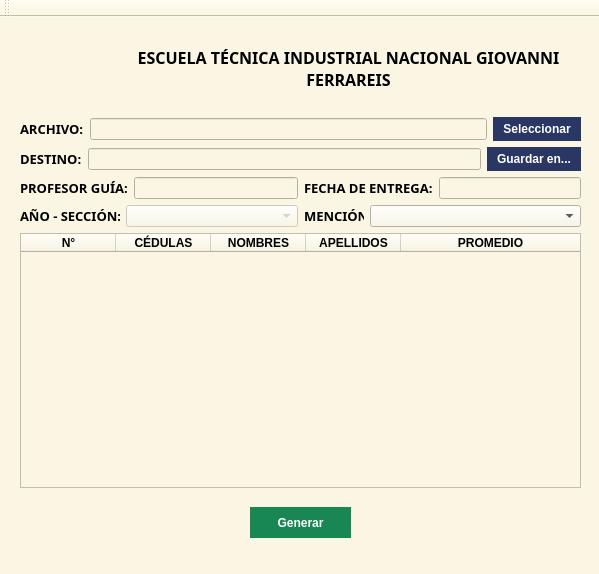
OriC28/NotasExpress, file GUI/GUI.ui: the form before one commit.
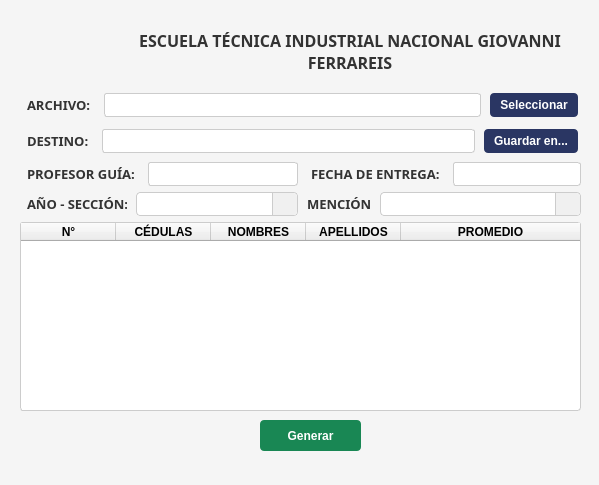
The form after the commit. Icons and pictures are not drawn.

What changed in the file:
```diff
--- a/GUI/GUI.ui
+++ b/GUI/GUI.ui
@@ -7,19 +7,19 @@
     <x>0</x>
     <y>0</y>
     <width>599</width>
-    <height>574</height>
+    <height>485</height>
    </rect>
   </property>
   <property name="minimumSize">
    <size>
     <width>599</width>
-    <height>574</height>
+    <height>485</height>
    </size>
   </property>
   <property name="maximumSize">
    <size>
     <width>599</width>
-    <height>574</height>
+    <height>485</height>
    </size>
   </property>
   <property name="mouseTracking">
@@ -36,14 +36,17 @@
     <normaloff>:/logo/icons/iconProgram.ico</normaloff>:/logo/icons/iconProgram.ico</iconset>
   </property>
   <property name="styleSheet">
-   <string notr="true">background-color:#FAF6E3;</string>
+   <string notr="true">QMainWindow {
+    background-color: #f5f5f5;
+    font-family: 'Segoe UI', sans-serif;
+}</string>
   </property>
   <widget class="QWidget" name="centralwidget">
    <widget class="QPushButton" name="GenerateButton">
     <property name="geometry">
      <rect>
-      <x>250</x>
-      <y>490</y>
+      <x>260</x>
+      <y>420</y>
       <width>101</width>
       <height>31</height>
      </rect>
@@ -58,7 +61,9 @@
      <string notr="true">background-color: #198754;
 font-weight: bold;
 color: white;
-border: none;</string>
+border: none;
+border-radius: 4px;
+</string>
     </property>
     <property name="text">
      <string>Generar</string>
@@ -85,6 +90,10 @@
       <family>Reddit Sans Chocolate</family>
      </font>
     </property>
+    <property name="styleSheet">
+     <string notr="true">color: #333333;
+padding: 3px;</string>
+    </property>
     <property name="text">
      <string>&lt;!DOCTYPE HTML PUBLIC &quot;-//W3C//DTD HTML 4.0//EN&quot; &quot;http://www.w3.org/TR/REC-html40/strict.dtd&quot;&gt;
 &lt;html&gt;&lt;head&gt;&lt;meta name=&quot;qrichtext&quot; content=&quot;1&quot; /&gt;&lt;style type=&quot;text/css&quot;&gt;
@@ -134,9 +143,9 @@
     <property name="geometry">
      <rect>
       <x>20</x>
-      <y>100</y>
+      <y>90</y>
       <width>561</width>
-      <height>371</height>
+      <height>321</height>
      </rect>
     </property>
     <layout class="QVBoxLayout" name="verticalLayout_3">
@@ -156,6 +165,10 @@
                <bold>true</bold>
               </font>
              </property>
+             <property name="styleSheet">
+              <string notr="true">color: #333333;
+padding: 3px;</string>
+             </property>
              <property name="text">
               <string>ARCHIVO:</string>
              </property>
@@ -170,7 +183,16 @@
               <cursorShape>ArrowCursor</cursorShape>
              </property>
              <property name="styleSheet">
-              <string notr="true"/>
+              <string notr="true">QLineEdit{
+padding: 3px;
+border: 1px solid #cccccc;
+border-radius: 3px;
+color: #333333;
+}
+
+QLineEdit:focus {
+    border-color: #2A3663;
+}</string>
              </property>
             </widget>
            </item>
@@ -184,10 +206,13 @@
              </property>
              <property name="styleSheet">
               <string notr="true">background-color: #2A3663;
+text-decoration: none;
 color: white;
 border: none;
 font-weight: bold;
-padding: 5px 10px;</string>
+padding: 5px 10px;
+border-radius: 4px;
+margin: 3px;</string>
              </property>
              <property name="text">
               <string>Seleccionar</string>
@@ -216,6 +241,10 @@
                <bold>true</bold>
               </font>
              </property>
+             <property name="styleSheet">
+              <string notr="true">color: #333333;
+padding: 3px;</string>
+             </property>
              <property name="text">
               <string>DESTINO:</string>
              </property>
@@ -230,7 +259,16 @@
               <cursorShape>ArrowCursor</cursorShape>
              </property>
              <property name="styleSheet">
-              <string notr="true"/>
+              <string notr="true">QLineEdit{
+padding: 3px;
+border: 1px solid #cccccc;
+border-radius: 3px;
+color: #333333;
+}
+
+QLineEdit:focus {
+    border-color: #2A3663;
+}</string>
              </property>
             </widget>
            </item>
@@ -251,11 +289,14 @@
             <bool>false</bool>
            </property>
            <property name="styleSheet">
-            <string notr="true">background-color:  #2A3663;
+            <string notr="true">background-color: #2A3663;
+text-decoration: none;
 color: white;
 border: none;
 font-weight: bold;
-padding: 5px 10px;</string>
+padding: 5px 10px;
+border-radius: 4px;
+margin: 3px;</string>
            </property>
            <property name="text">
             <string>Guardar en...</string>
@@ -298,13 +339,30 @@
                <bold>true</bold>
               </font>
              </property>
+             <property name="styleSheet">
+              <string notr="true">color: #333333;
+padding: 3px;</string>
+             </property>
              <property name="text">
               <string>PROFESOR GUÍA:</string>
              </property>
             </widget>
            </item>
            <item>
-            <widget class="QLineEdit" name="GuideTeacherEntry"/>
+            <widget class="QLineEdit" name="GuideTeacherEntry">
+             <property name="styleSheet">
+              <string notr="true">QLineEdit{
+padding: 3px;
+border: 1px solid #cccccc;
+border-radius: 3px;
+color: #333333;
+}
+
+QLineEdit:focus {
+    border-color: #2A3663;
+}</string>
+             </property>
+            </widget>
            </item>
           </layout>
          </item>
@@ -329,13 +387,30 @@
                <bold>true</bold>
               </font>
              </property>
+             <property name="styleSheet">
+              <string notr="true">color: #333333;
+padding: 3px;</string>
+             </property>
              <property name="text">
               <string>FECHA DE ENTREGA:</string>
              </property>
             </widget>
            </item>
            <item>
-            <widget class="QLineEdit" name="DateEntry"/>
+            <widget class="QLineEdit" name="DateEntry">
+             <property name="styleSheet">
+              <string notr="true">QLineEdit{
+padding: 3px;
+border: 1px solid #cccccc;
+border-radius: 3px;
+color: #333333;
+}
+
+QLineEdit:focus {
+    border-color: #2A3663;
+}</string>
+             </property>
+            </widget>
            </item>
           </layout>
          </item>
@@ -347,9 +422,15 @@
           <layout class="QHBoxLayout" name="horizontalLayout_3">
            <item>
             <widget class="QLabel" name="label_3">
+             <property name="minimumSize">
+              <size>
+               <width>110</width>
+               <height>0</height>
+              </size>
+             </property>
              <property name="maximumSize">
               <size>
-               <width>100</width>
+               <width>110</width>
                <height>16777215</height>
               </size>
              </property>
@@ -361,6 +442,10 @@
                <bold>true</bold>
               </font>
              </property>
+             <property name="styleSheet">
+              <string notr="true">color: #333333;
+padding: 3px;</string>
+             </property>
              <property name="text">
               <string>AÑO - SECCIÓN:</string>
              </property>
@@ -371,6 +456,67 @@
              <property name="enabled">
               <bool>false</bool>
              </property>
+             <property name="styleSheet">
+              <string notr="true">/* Estilos para los combobox */
+QComboBox {
+    padding: 3px;
+    border: 1px solid #cccccc;
+    border-radius: 4px;
+    color: #333333;
+    selection-background-color: #2A3663; 
+    selection-color: white;
+}
+
+QComboBox:hover {
+    border-color: #2A3663; 
+}
+
+QComboBox::drop-down {
+    subcontrol-origin: padding;
+    subcontrol-position: top right;
+    width: 24px;
+    border-left-width: 1px;
+    border-left-color: #cccccc;
+    border-left-style: solid;
+    border-top-right-radius: 4px;
+    border-bottom-right-radius: 4px;
+    background-color: #f0f0f0;
+}
+
+QComboBox::down-arrow {
+    width: 12px;
+    height: 12px;
+}
+
+QComboBox::down-arrow:on { /* Cuando el combobox está abierto */
+    top: 1px;
+    left: 1px;
+}
+
+QComboBox QAbstractItemView {
+    border: 1px solid #cccccc;
+    border-radius: 4px;
+    background-color: white;
+    selection-background-color: #2A3663; 
+    selection-color: white;
+    padding: 4px;
+    outline: 0; /* Elimina el borde de enfoque predeterminado */
+}
+
+QComboBox QAbstractItemView::item {
+    padding: 6px;
+    border-radius: 2px;
+}
+
+QComboBox QAbstractItemView::item:hover {
+    background-color: #e0e0e0; /* Gris claro al pasar el mouse */
+}
+
+QComboBox QAbstractItemView::item:selected {
+    background-color: #2A3663; 
+    color: white;
+}</string>
+             </property>
             </widget>
            </item>
           </layout>
@@ -379,9 +525,15 @@
           <layout class="QHBoxLayout" name="horizontalLayout_6">
            <item>
             <widget class="QLabel" name="label_2">
+             <property name="minimumSize">
+              <size>
+               <width>70</width>
+               <height>0</height>
+              </size>
+             </property>
              <property name="maximumSize">
               <size>
-               <width>60</width>
+               <width>70</width>
                <height>16777215</height>
               </size>
              </property>
@@ -399,6 +551,10 @@
                <bold>true</bold>
               </font>
              </property>
+             <property name="styleSheet">
+              <string notr="true">color: #333333;
+padding: 3px;</string>
+             </property>
              <property name="text">
               <string>MENCIÓN:</string>
              </property>
@@ -415,6 +571,68 @@
                <height>0</height>
               </size>
              </property>
+             <property name="styleSheet">
+              <string notr="true">/* Estilos para los combobox */
+QComboBox {
+    padding: 3px;
+    border: 1px solid #cccccc;
+    border-radius: 4px;
+    color: #333333;
+    selection-background-color: #2A3663; 
+    selection-color: white;
+}
+
+QComboBox:hover {
+    border-color: #2A3663; 
+}
+
+QComboBox::drop-down {
+    subcontrol-origin: padding;
+    subcontrol-position: top right;
+    width: 24px;
+    border-left-width: 1px;
+    border-left-color: #cccccc;
+    border-left-style: solid;
+    border-top-right-radius: 4px;
+    border-bottom-right-radius: 4px;
+    background-color: #f0f0f0;
+}
+
+QComboBox::down-arrow {
+    image: url(:/icons/down_arrow.png);  
+    width: 12px;
+    height: 12px;
+}
+
+QComboBox::down-arrow:on { /* Cuando el combobox está abierto */
+    top: 1px;
+    left: 1px;
+}
+
+QComboBox QAbstractItemView {
+    border: 1px solid #cccccc;
+    border-radius: 4px;
+    background-color: white;
+    selection-background-color: #2A3663; 
+    selection-color: white;
+    padding: 4px;
+    outline: 0; /* Elimina el borde de enfoque predeterminado */
+}
+
+QComboBox QAbstractItemView::item {
+    padding: 6px;
+    border-radius: 2px;
+}
+
+QComboBox QAbstractItemView::item:hover {
+    background-color: #e0e0e0; /* Gris claro al pasar el mouse */
+}
+
+QComboBox QAbstractItemView::item:selected {
+    background-color: #2A3663; 
+    color: white;
+}</string>
+             </property>
             </widget>
            </item>
           </layout>
@@ -426,6 +644,24 @@
          <property name="contextMenuPolicy">
           <enum>Qt::ActionsContextMenu</enum>
          </property>
+         <property name="styleSheet">
+          <string notr="true">/* Estilos para la tabla */
+QTableWidget {
+    background-color: white;
+    border: 1px solid #cccccc;
+    border-radius: 3px;
+    gridline-color: #cccccc;
+}
+
+QTableWidget::item {
+    padding: 3px;
+}
+
+QTableWidget::item:selected {
+    background-color: #4CAF50; /* Verde para la selección */
+    color: white;
+}</string>
+         </property>
          <property name="editTriggers">
           <set>QAbstractItemView::NoEditTriggers</set>
          </property>
@@ -509,18 +745,6 @@
     </layout>
    </widget>
   </widget>
-  <widget class="QStatusBar" name="statusbar"/>
-  <widget class="QToolBar" name="toolBar">
-   <property name="windowTitle">
-    <string>toolBar</string>
-   </property>
-   <attribute name="toolBarArea">
-    <enum>TopToolBarArea</enum>
-   </attribute>
-   <attribute name="toolBarBreak">
-    <bool>false</bool>
-   </attribute>
-  </widget>
  </widget>
  <resources>
   <include location="../resource/logoe.qrc"/>
```
Left out of the diff: 8 changed lines with no effect on the pictures.
